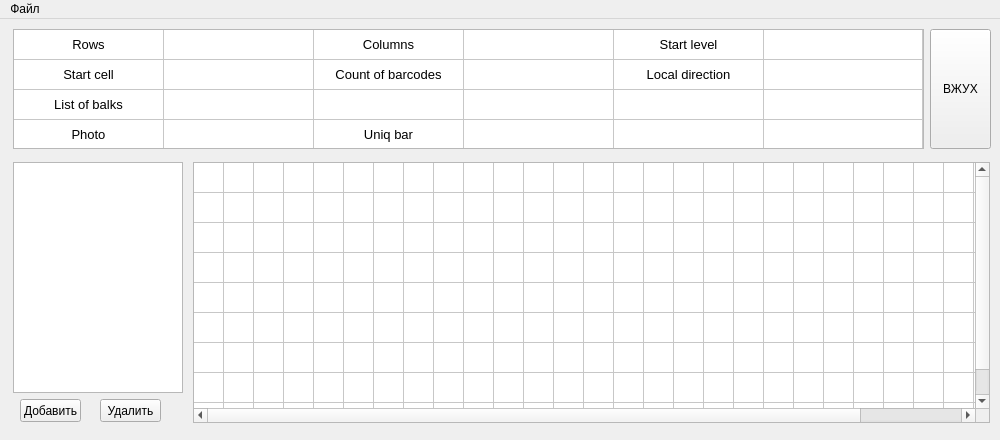
First picture: the form in main.ui, repository GAJIbl4/TopConst, before the edit.
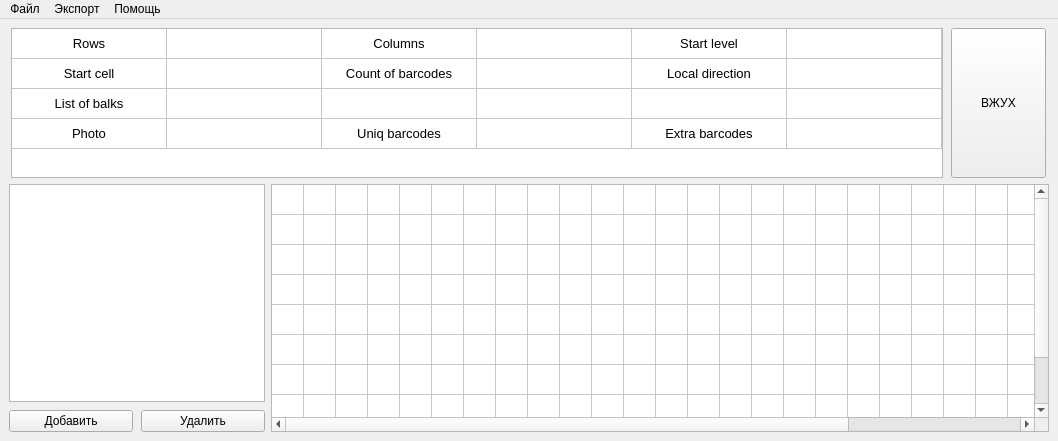
Second picture: the form after the edit. Icons and pictures are not drawn.

The edit to the form file:
```diff
--- a/main.ui
+++ b/main.ui
@@ -6,8 +6,8 @@
    <rect>
     <x>0</x>
     <y>0</y>
-    <width>1000</width>
-    <height>440</height>
+    <width>1058</width>
+    <height>441</height>
    </rect>
   </property>
   <property name="sizePolicy">
@@ -16,18 +16,6 @@
     <verstretch>0</verstretch>
    </sizepolicy>
   </property>
-  <property name="minimumSize">
-   <size>
-    <width>1000</width>
-    <height>440</height>
-   </size>
-  </property>
-  <property name="maximumSize">
-   <size>
-    <width>1000</width>
-    <height>440</height>
-   </size>
-  </property>
   <property name="windowTitle">
    <string>Topology Constructor</string>
   </property>
@@ -36,165 +24,16 @@
     <normaloff>logo.jpg</normaloff>logo.jpg</iconset>
   </property>
   <widget class="QWidget" name="centralwidget">
-   <widget class="QTableWidget" name="tableWidget">
-    <property name="geometry">
-     <rect>
-      <x>193</x>
-      <y>143</y>
-      <width>797</width>
-      <height>261</height>
-     </rect>
-    </property>
-    <property name="textElideMode">
-     <enum>Qt::ElideMiddle</enum>
-    </property>
-    <property name="showGrid">
-     <bool>true</bool>
-    </property>
-    <property name="gridStyle">
-     <enum>Qt::SolidLine</enum>
-    </property>
-    <property name="rowCount">
-     <number>9</number>
-    </property>
-    <property name="columnCount">
-     <number>30</number>
-    </property>
-    <attribute name="horizontalHeaderVisible">
-     <bool>false</bool>
-    </attribute>
-    <attribute name="horizontalHeaderDefaultSectionSize">
-     <number>30</number>
-    </attribute>
-    <attribute name="horizontalHeaderMinimumSectionSize">
-     <number>2</number>
-    </attribute>
-    <attribute name="verticalHeaderVisible">
-     <bool>false</bool>
-    </attribute>
-    <row>
-     <property name="text">
-      <string>1</string>
-     </property>
-     <property name="background">
-      <color>
-       <red>0</red>
-       <green>255</green>
-       <blue>0</blue>
-      </color>
-     </property>
-    </row>
-    <row/>
-    <row/>
-    <row/>
-    <row/>
-    <row/>
-    <row/>
-    <row/>
-    <row/>
-    <column>
-     <property name="text">
-      <string>1</string>
-     </property>
-     <property name="background">
-      <color>
-       <red>0</red>
-       <green>255</green>
-       <blue>0</blue>
-      </color>
-     </property>
-    </column>
-    <column>
-     <property name="text">
-      <string>1</string>
-     </property>
-    </column>
-    <column>
-     <property name="text">
-      <string>1</string>
-     </property>
-    </column>
-    <column>
-     <property name="text">
-      <string>1</string>
-     </property>
-    </column>
-    <column>
-     <property name="text">
-      <string>1</string>
-     </property>
-    </column>
-    <column/>
-    <column/>
-    <column/>
-    <column/>
-    <column/>
-    <column/>
-    <column/>
-    <column/>
-    <column/>
-    <column/>
-    <column/>
-    <column/>
-    <column/>
-    <column/>
-    <column/>
-    <column/>
-    <column/>
-    <column/>
-    <column/>
-    <column/>
-    <column/>
-    <column/>
-    <column/>
-    <column/>
-    <column/>
-   </widget>
-   <widget class="QListWidget" name="listWidget">
-    <property name="geometry">
-     <rect>
-      <x>13</x>
-      <y>143</y>
-      <width>170</width>
-      <height>231</height>
-     </rect>
-    </property>
-    <property name="contextMenuPolicy">
-     <enum>Qt::ActionsContextMenu</enum>
-    </property>
-    <property name="horizontalScrollBarPolicy">
-     <enum>Qt::ScrollBarAlwaysOff</enum>
-    </property>
-    <property name="sizeAdjustPolicy">
-     <enum>QAbstractScrollArea::AdjustIgnored</enum>
-    </property>
-    <property name="editTriggers">
-     <set>QAbstractItemView::DoubleClicked</set>
-    </property>
-    <property name="dragEnabled">
-     <bool>false</bool>
-    </property>
-    <property name="selectionMode">
-     <enum>QAbstractItemView::ExtendedSelection</enum>
-    </property>
-    <property name="textElideMode">
-     <enum>Qt::ElideMiddle</enum>
-    </property>
-    <property name="viewMode">
-     <enum>QListView::ListMode</enum>
-    </property>
-    <property name="sortingEnabled">
-     <bool>false</bool>
-    </property>
-   </widget>
+   <layout class="QVBoxLayout" name="verticalLayout">
+    <item>
+     <layout class="QHBoxLayout" name="horizontalLayout">
+      <item>
    <widget class="QTableWidget" name="upper_table">
-    <property name="geometry">
-     <rect>
-      <x>13</x>
-      <y>10</y>
-      <width>911</width>
-      <height>120</height>
-     </rect>
+        <property name="sizePolicy">
+         <sizepolicy hsizetype="Maximum" vsizetype="Minimum">
+          <horstretch>0</horstretch>
+          <verstretch>0</verstretch>
+         </sizepolicy>
     </property>
     <property name="font">
      <font>
@@ -219,6 +58,9 @@
     <property name="showGrid">
      <bool>true</bool>
     </property>
+        <property name="gridStyle">
+         <enum>Qt::SolidLine</enum>
+        </property>
     <property name="rowCount">
      <number>4</number>
     </property>
@@ -229,17 +71,17 @@
      <bool>false</bool>
     </attribute>
     <attribute name="horizontalHeaderDefaultSectionSize">
-     <number>150</number>
-    </attribute>
-    <attribute name="horizontalHeaderMinimumSectionSize">
-     <number>30</number>
-    </attribute>
-    <attribute name="horizontalHeaderStretchLastSection">
-     <bool>true</bool>
+         <number>155</number>
     </attribute>
     <attribute name="verticalHeaderVisible">
      <bool>false</bool>
     </attribute>
+        <attribute name="verticalHeaderCascadingSectionResizes">
+         <bool>true</bool>
+        </attribute>
+        <attribute name="verticalHeaderShowSortIndicator" stdset="0">
+         <bool>false</bool>
+        </attribute>
     <row/>
     <row/>
     <row/>
@@ -435,7 +277,7 @@
     </item>
     <item row="3" column="2">
      <property name="text">
-      <string>Uniq bar</string>
+          <string>Uniq barcodes</string>
      </property>
      <property name="textAlignment">
       <set>AlignCenter</set>
@@ -454,7 +296,7 @@
     </item>
     <item row="3" column="4">
      <property name="text">
-      <string/>
+          <string>Extra barcodes</string>
      </property>
      <property name="textAlignment">
       <set>AlignCenter</set>
@@ -469,63 +311,259 @@
      </property>
     </item>
    </widget>
-   <widget class="QPushButton" name="create_button">
-    <property name="geometry">
-     <rect>
-      <x>20</x>
-      <y>380</y>
-      <width>61</width>
-      <height>23</height>
-     </rect>
-    </property>
+      </item>
+      <item>
+       <widget class="QPushButton" name="alley_change_button">
+        <property name="sizePolicy">
+         <sizepolicy hsizetype="Fixed" vsizetype="Fixed">
+          <horstretch>0</horstretch>
+          <verstretch>0</verstretch>
+         </sizepolicy>
+        </property>
+        <property name="minimumSize">
+         <size>
+          <width>95</width>
+          <height>150</height>
+         </size>
+        </property>
+        <property name="layoutDirection">
+         <enum>Qt::RightToLeft</enum>
+        </property>
+        <property name="text">
+         <string>ВЖУХ</string>
+        </property>
+       </widget>
+      </item>
+     </layout>
+    </item>
+    <item>
+     <layout class="QFormLayout" name="formLayout">
+      <item row="0" column="1">
+       <widget class="QTableWidget" name="tableWidget">
+        <property name="sizePolicy">
+         <sizepolicy hsizetype="Expanding" vsizetype="Expanding">
+          <horstretch>0</horstretch>
+          <verstretch>1</verstretch>
+         </sizepolicy>
+        </property>
+        <property name="textElideMode">
+         <enum>Qt::ElideMiddle</enum>
+        </property>
+        <property name="showGrid">
+         <bool>true</bool>
+        </property>
+        <property name="gridStyle">
+         <enum>Qt::SolidLine</enum>
+        </property>
+        <property name="rowCount">
+         <number>9</number>
+        </property>
+        <property name="columnCount">
+         <number>30</number>
+        </property>
+        <attribute name="horizontalHeaderVisible">
+         <bool>false</bool>
+        </attribute>
+        <attribute name="horizontalHeaderDefaultSectionSize">
+         <number>32</number>
+        </attribute>
+        <attribute name="horizontalHeaderMinimumSectionSize">
+         <number>2</number>
+        </attribute>
+        <attribute name="verticalHeaderVisible">
+         <bool>false</bool>
+        </attribute>
+        <row>
+         <property name="text">
+          <string>1</string>
+         </property>
+         <property name="background">
+          <color>
+           <red>0</red>
+           <green>255</green>
+           <blue>0</blue>
+          </color>
+         </property>
+        </row>
+        <row/>
+        <row/>
+        <row/>
+        <row/>
+        <row/>
+        <row/>
+        <row/>
+        <row/>
+        <column>
+         <property name="text">
+          <string>1</string>
+         </property>
+         <property name="background">
+          <color>
+           <red>0</red>
+           <green>255</green>
+           <blue>0</blue>
+          </color>
+         </property>
+        </column>
+        <column>
+         <property name="text">
+          <string>1</string>
+         </property>
+        </column>
+        <column>
+         <property name="text">
+          <string>1</string>
+         </property>
+        </column>
+        <column>
+         <property name="text">
+          <string>1</string>
+         </property>
+        </column>
+        <column>
+         <property name="text">
+          <string>1</string>
+         </property>
+        </column>
+        <column/>
+        <column/>
+        <column/>
+        <column/>
+        <column/>
+        <column/>
+        <column/>
+        <column/>
+        <column/>
+        <column/>
+        <column/>
+        <column/>
+        <column/>
+        <column/>
+        <column/>
+        <column/>
+        <column/>
+        <column/>
+        <column/>
+        <column/>
+        <column/>
+        <column/>
+        <column/>
+        <column/>
+        <column/>
+       </widget>
+      </item>
+      <item row="0" column="0">
+       <layout class="QVBoxLayout" name="verticalLayout_3">
+        <property name="spacing">
+         <number>8</number>
+        </property>
+        <property name="topMargin">
+         <number>0</number>
+        </property>
+        <property name="rightMargin">
+         <number>0</number>
+        </property>
+        <property name="bottomMargin">
+         <number>0</number>
+        </property>
+        <item>
+         <widget class="QListWidget" name="left_list">
+          <property name="maximumSize">
+           <size>
+            <width>16777215</width>
+            <height>16777215</height>
+           </size>
+          </property>
+          <property name="sizeIncrement">
+           <size>
+            <width>0</width>
+            <height>0</height>
+           </size>
+          </property>
+          <property name="contextMenuPolicy">
+           <enum>Qt::ActionsContextMenu</enum>
+          </property>
+          <property name="horizontalScrollBarPolicy">
+           <enum>Qt::ScrollBarAlwaysOff</enum>
+          </property>
+          <property name="sizeAdjustPolicy">
+           <enum>QAbstractScrollArea::AdjustIgnored</enum>
+          </property>
+          <property name="editTriggers">
+           <set>QAbstractItemView::DoubleClicked</set>
+          </property>
+          <property name="dragEnabled">
+           <bool>false</bool>
+          </property>
+          <property name="selectionMode">
+           <enum>QAbstractItemView::ExtendedSelection</enum>
+          </property>
+          <property name="textElideMode">
+           <enum>Qt::ElideMiddle</enum>
+          </property>
+          <property name="viewMode">
+           <enum>QListView::ListMode</enum>
+          </property>
+          <property name="sortingEnabled">
+           <bool>false</bool>
+          </property>
+         </widget>
+        </item>
+        <item>
+         <layout class="QHBoxLayout" name="horizontalLayout_2">
+          <item>
+           <widget class="QPushButton" name="add_button">
     <property name="text">
      <string>Добавить</string>
     </property>
    </widget>
+          </item>
+          <item>
    <widget class="QPushButton" name="delete_button">
-    <property name="geometry">
-     <rect>
-      <x>100</x>
-      <y>380</y>
-      <width>61</width>
-      <height>23</height>
-     </rect>
-    </property>
     <property name="text">
      <string>Удалить</string>
     </property>
    </widget>
-   <widget class="QPushButton" name="alley_change_button">
-    <property name="geometry">
-     <rect>
-      <x>930</x>
-      <y>10</y>
-      <width>61</width>
-      <height>120</height>
-     </rect>
-    </property>
-    <property name="text">
-     <string>ВЖУХ</string>
-    </property>
-   </widget>
+          </item>
+         </layout>
+        </item>
+       </layout>
+      </item>
+     </layout>
+    </item>
+   </layout>
   </widget>
   <widget class="QMenuBar" name="menubar">
    <property name="geometry">
     <rect>
      <x>0</x>
      <y>0</y>
-     <width>1000</width>
+     <width>1058</width>
      <height>26</height>
     </rect>
    </property>
-   <widget class="QMenu" name="menu">
+   <widget class="QMenu" name="file_menu">
     <property name="title">
      <string>Файл</string>
     </property>
     <addaction name="open"/>
     <addaction name="create_topology"/>
    </widget>
-   <addaction name="menu"/>
+   <widget class="QMenu" name="export_menu">
+    <property name="title">
+     <string>Экспорт</string>
+    </property>
+    <addaction name="alley_table_export"/>
+   </widget>
+   <widget class="QMenu" name="help_menu">
+    <property name="title">
+     <string>Помощь</string>
+    </property>
+    <addaction name="about_action"/>
+   </widget>
+   <addaction name="file_menu"/>
+   <addaction name="export_menu"/>
+   <addaction name="help_menu"/>
   </widget>
   <action name="open">
    <property name="checkable">
```
Left out of the diff: 15 changed lines with no effect on the pictures. Lines whose indentation alone changed are shown as unchanged.
